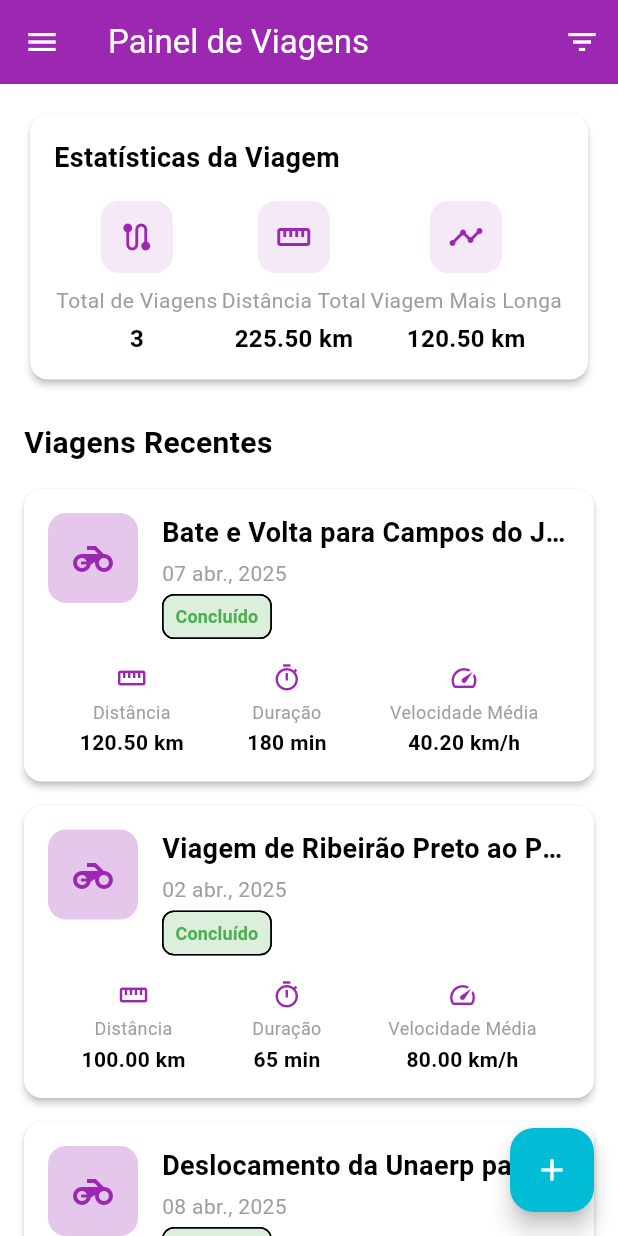
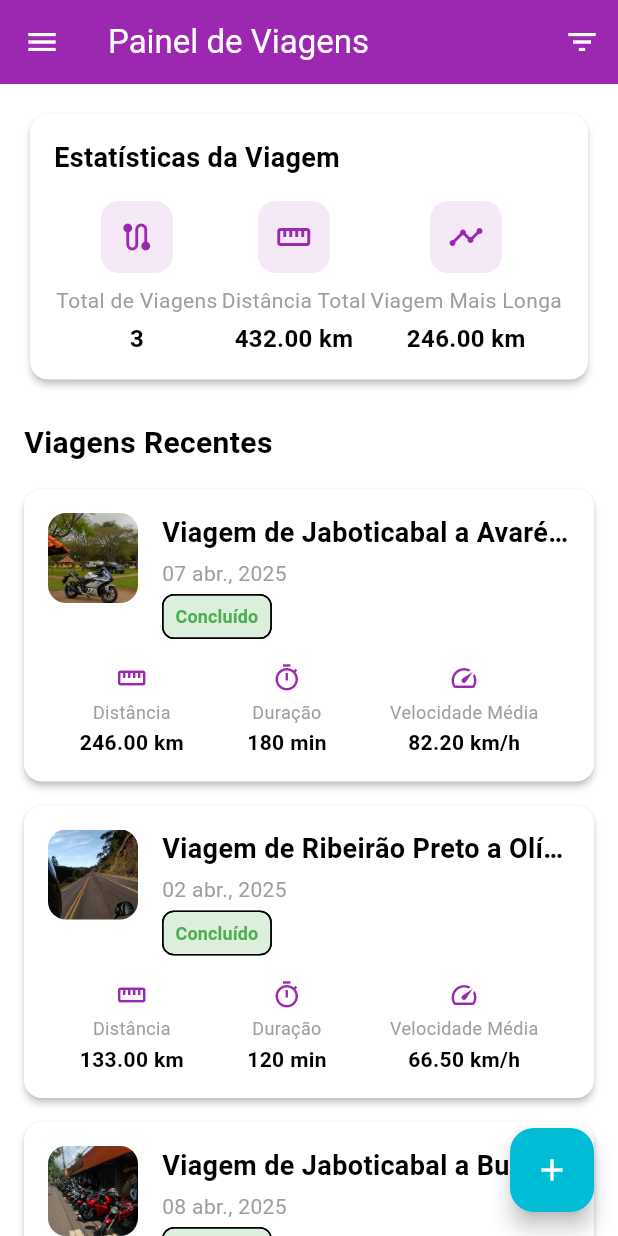
Before and after one commit to anaclacp/parcial-flutter-ver2, a Flutter app: the TripDashboardPage screen opened by its route, on a phone screen of 412 x 824 dp. Run offline on Flutter 3.47's test engine with Material 3 defaults, Android fonts, the phone set to English and light mode, and no system bars; our stand-ins replace equatable, flutter_bloc, get_it.

Commit message:
ultimo commit para postagem do aplicativo

```diff
--- a/lib/domain/entities/trip.dart
+++ b/lib/domain/entities/trip.dart
@@ -9,6 +9,7 @@ class Trip {
   final double? maxSpeed;
   final String? notes;
   final List<String>? photoIds;
+  final String? coverPhotoUrl;
 
   Trip({
     this.id,
@@ -21,6 +22,7 @@ class Trip {
     this.maxSpeed,
     this.notes,
     this.photoIds,
+    this.coverPhotoUrl,
   });
 
   Trip copyWith({
@@ -33,6 +35,7 @@ class Trip {
     double? averageSpeed,
     double? maxSpeed,
     String? notes,
+    String? coverPhotoUrl,
     List<String>? photoIds,
   }) {
     return Trip(
@@ -46,6 +49,7 @@ class Trip {
       maxSpeed: maxSpeed ?? this.maxSpeed,
       notes: notes ?? this.notes,
       photoIds: photoIds ?? this.photoIds,
+      coverPhotoUrl: coverPhotoUrl ?? this.coverPhotoUrl,
     );
   }
 }
--- a/lib/presentation/bloc/trip/trip_bloc.dart
+++ b/lib/presentation/bloc/trip/trip_bloc.dart
@@ -19,6 +19,7 @@ class TripBloc extends Bloc<TripEvent, TripState> {
       averageSpeed: 82.2,
       maxSpeed: 110.0,
       notes: 'Viagem de Jaboticabal a Avaré com destino ao Camping Municipal às margens da Represa de Jurumirim. Percurso tranquilo com belas paisagens e oportunidade para atividades aquáticas.',
+      coverPhotoUrl: 'assets/images/camping-avare.png',
     ),
     Trip(
       id: '2',
@@ -30,6 +31,7 @@ class TripBloc extends Bloc<TripEvent, TripState> {
       averageSpeed: 66.5,
       maxSpeed: 100.0,
       notes: 'Viagem de Ribeirão Preto a Olímpia para aproveitar um dia no Thermas dos Laranjais, com diversas atrações aquáticas e águas termais.',
+      coverPhotoUrl: 'assets/images/thermas.png',
     ),
     Trip(
       id: '3',
@@ -41,6 +43,7 @@ class TripBloc extends Bloc<TripEvent, TripState> {
       averageSpeed: 90.0,
       maxSpeed: 130.0,
       notes: 'Viagem de Jaboticabal a Bueno de Andrada para degustar as famosas coxinhas da região, conhecidas por seu sabor e tradição.',
+      coverPhotoUrl: 'assets/images/bueno-de-andrada.png',
     ),
   ];
 
--- a/lib/presentation/pages/auth/login_page.dart
+++ b/lib/presentation/pages/auth/login_page.dart
@@ -38,17 +38,14 @@ class _LoginPageState extends State<LoginPage> {
         _isLoading = true;
       });
 
-      // Simula a chamada da API
       Future.delayed(const Duration(seconds: 2), () {
 
-        // +++ ADICIONE A VERIFICAÇÃO 'mounted' AQUI +++
         if (mounted) {
-          // Para o loading (agora seguro)
+
           setState(() {
             _isLoading = false;
           });
 
-          // Navega para a home (agora seguro)
           Navigator.of(context).pushReplacementNamed('/início');
         }
       });
--- a/lib/presentation/pages/trips/trip_dashboard_page.dart
+++ b/lib/presentation/pages/trips/trip_dashboard_page.dart
@@ -1,9 +1,12 @@
 import 'package:flutter/material.dart';
+import 'package:flutter_bloc/flutter_bloc.dart';
 import '../../../core/constants/app_colors.dart';
-import '../../../domain/entities/trip.dart';
+import '../../bloc/trip/trip_bloc.dart';
+import '../../bloc/trip/trip_event.dart';
+import '../../bloc/trip/trip_state.dart';
+import '../../widgets/common/loading_indicator.dart'; // Ajuste o caminho se necessário
 import '../../widgets/trip/trip_card.dart';
 import '../../widgets/trip/trip_stats_widget.dart';
-
 
 class TripDashboardPage extends StatefulWidget {
   const TripDashboardPage({super.key});
@@ -13,42 +16,6 @@ class TripDashboardPage extends StatefulWidget {
 }
 
 class _TripDashboardPageState extends State<TripDashboardPage> {
-  final List<Trip> _trips = [
-    Trip(
-      id: '1',
-      title: 'Bate e Volta para Campos do Jordão',
-      startTime: DateTime.now().subtract(const Duration(days: 2)),
-      endTime: DateTime.now().subtract(const Duration(days: 2, hours: 3)),
-      distance: 120.5,
-      duration: 180,
-      averageSpeed: 40.2,
-      maxSpeed: 65.8,
-      notes: 'Viagem tranquila pela serra, com paradas para fotos e um café colonial.',
-    ),
-    Trip(
-      id: '2',
-      title: 'Viagem de Ribeirão Preto ao Posto Castelo em São Carlos',
-      startTime: DateTime.now().subtract(const Duration(days: 7)),
-      endTime: DateTime.now().subtract(const Duration(days: 7, hours: 5)),
-      distance: 100.0,
-      duration: 65,
-      averageSpeed: 80.0,
-      maxSpeed: 140.0,
-      notes: 'Deslocamento pela Rodovia Washington Luís até o tradicional Castelo Restaurante & Grill para um café especial.',
-    ),
-    Trip(
-      id: '3',
-      title: 'Deslocamento da Unaerp para a Citel',
-      startTime: DateTime.now().subtract(const Duration(days: 1)),
-      endTime: DateTime.now().subtract(const Duration(days: 1, minutes: 45)),
-      distance: 5.0,
-      duration: 8,
-      averageSpeed: 40.0,
-      maxSpeed: 100.0,
-      notes: 'Deslocamento urbano com tráfego leve. Percurso pela av. Maurilio Biagi de Ribeirão Preto.',
-    ),
-  ];
-
   String? _profileImagePath;
   String _motoModel = 'R3 2026';
   String _motoColor = 'Branca';
@@ -57,9 +24,15 @@ class _TripDashboardPageState extends State<TripDashboardPage> {
   void initState() {
     super.initState();
     _profileImagePath = 'assets/images/ana_foto_perfil.jpg';
+
+    // Disparar o evento para carregar as viagens do BLoC após o primeiro frame
+    WidgetsBinding.instance.addPostFrameCallback((_) {
+        if (mounted) {
+             context.read<TripBloc>().add(LoadTripsEvent());
+        }
+    });
   }
 
-  // --- Método Build Principal ---
   @override
   Widget build(BuildContext context) {
     return Scaffold(
@@ -77,81 +50,25 @@ class _TripDashboardPageState extends State<TripDashboardPage> {
           ),
         ],
       ),
-      drawer: _buildDrawer(), // Chama a construção do Drawer
-      body: RefreshIndicator(
-        onRefresh: () async {
-          // Simula um refresh
-          await Future.delayed(const Duration(seconds: 1));
-          if (mounted) {
-            setState(() {
-              // Lógica de refresh (se buscar dados reais) iria aqui
-            });
-            ScaffoldMessenger.of(this.context).showSnackBar(
-              const SnackBar(content: Text('Dados atualizados!')),
-            );
-          }
+      drawer: _buildDrawer(),
+      body: BlocBuilder<TripBloc, TripState>(
+        builder: (context, state) {
+          // O RefreshIndicator agora envolve o _buildBodyContent
+          return RefreshIndicator(
+            onRefresh: () async {
+              context.read<TripBloc>().add(LoadTripsEvent());
+               // Espera o próximo estado que não seja loading
+               await context.read<TripBloc>().stream.firstWhere(
+                    (nextState) => nextState is! TripLoading,
+               );
+            },
+            child: _buildBodyContent(context, state), // Chama o método auxiliar corrigido
+          );
         },
-        child: SingleChildScrollView(
-          physics: const AlwaysScrollableScrollPhysics(),
-          padding: const EdgeInsets.all(16),
-          child: Column(
-            crossAxisAlignment: CrossAxisAlignment.start,
-            children: [
-              // Widget de Estatísticas
-              TripStatsWidget(
-                totalTrips: _trips.length,
-                totalDistance: _trips.fold(
-                  0.0,
-                  (sum, trip) => sum + (trip.distance ?? 0),
-                ),
-                longestTrip: _trips.fold(
-                  0.0,
-                  (max, trip) => trip.distance != null && trip.distance! > max
-                      ? trip.distance!
-                      : max,
-                ),
-              ),
-              const SizedBox(height: 24),
-
-              // Título "Viagens Recentes"
-              const Text(
-                'Viagens Recentes',
-                style: TextStyle(
-                  fontSize: 20,
-                  fontWeight: FontWeight.bold,
-                  color: AppColors.darkGray,
-                ),
-              ),
-              const SizedBox(height: 16),
-
-              // Lista de Viagens ou Estado Vazio
-              _trips.isEmpty
-                  ? _buildEmptyState()
-                  : ListView.builder(
-                      shrinkWrap: true,
-                      physics: const NeverScrollableScrollPhysics(),
-                      itemCount: _trips.length,
-                      itemBuilder: (context, index) {
-                        final trip = _trips[index];
-                        return TripCard(
-                          trip: trip,
-                          onTap: () {
-                            Navigator.of(context).pushNamed(
-                              '/viagem/detalhe',
-                              arguments: trip,
-                            );
-                          },
-                        );
-                      },
-                    ),
-            ],
-          ),
-        ),
       ),
-      // Botão Flutuante para Adicionar Viagem
       floatingActionButton: FloatingActionButton(
         onPressed: () {
-          Navigator.of(context).pushNamed('/trip/create');
+          Navigator.of(context).pushNamed('/trip/create'); // CONFIRME ROTA
         },
         tooltip: 'Adicionar Nova Viagem',
         backgroundColor: AppColors.accentColor,
@@ -160,10 +77,87 @@ class _TripDashboardPageState extends State<TripDashboardPage> {
     );
   }
 
+  // -- Método auxiliar para construir o corpo baseado no estado do BLoC (CORRIGIDO) --
+  Widget _buildBodyContent(BuildContext context, TripState state) {
+    // 1. Tratar o Estado de Erro Primeiro
+    if (state is TripError) {
+      return Center( // Envolve com Center para ocupar espaço e permitir scroll do RefreshIndicator
+         child: SingleChildScrollView( // Permite scroll se o erro for grande
+           physics: const AlwaysScrollableScrollPhysics(), // Garante que o refresh funcione
+           child: Padding(
+             padding: const EdgeInsets.all(16.0),
+             child: Column(
+               mainAxisAlignment: MainAxisAlignment.center,
+               children: [
+                 const Icon(Icons.error_outline, color: AppColors.error, size: 60),
+                 const SizedBox(height: 16),
+                 Text(
+                   'Erro ao carregar viagens:\n${state.message}',
+                   textAlign: TextAlign.center,
+                   style: const TextStyle(color: AppColors.darkGray, fontSize: 16),
+                 ),
+                  const SizedBox(height: 16),
+                  ElevatedButton(
+                    onPressed: () => context.read<TripBloc>().add(LoadTripsEvent()),
+                    child: const Text('Tentar Novamente'),
+                  )
+               ],
+             ),
+           ),
+         ),
+       );
+    }
+
+    // 2. Tratar o Estado Carregado (SUCESSO)
+    if (state is TripsLoaded) {
+      final trips = state.trips;
+
+      // A estrutura principal com SingleChildScrollView permite o RefreshIndicator funcionar
+      return SingleChildScrollView(
+        physics: const AlwaysScrollableScrollPhysics(),
+        padding: const EdgeInsets.all(16),
+        child: Column(
+          crossAxisAlignment: CrossAxisAlignment.start,
+          children: [
+            TripStatsWidget(
+              totalTrips: trips.length,
+              totalDistance: trips.fold(0.0,(sum, trip) => sum + (trip.distance ?? 0)),
+              longestTrip: trips.fold(0.0,(max, trip) => trip.distance != null && trip.distance! > max ? trip.distance! : max),
+            ),
+            const SizedBox(height: 24),
+            const Text('Viagens Recentes', style: TextStyle(fontSize: 20, fontWeight: FontWeight.bold, color: AppColors.darkGray)),
+            const SizedBox(height: 16),
+            trips.isEmpty
+                ? _buildEmptyState()
+                : ListView.builder(
+                    shrinkWrap: true,
+                    physics: const NeverScrollableScrollPhysics(),
+                    itemCount: trips.length,
+                    itemBuilder: (context, index) {
+                      final trip = trips[index];
+                      return TripCard(
+                        trip: trip,
+                        onTap: () {
+                          Navigator.of(context).pushNamed('/viagem/detalhe', arguments: trip); // CONFIRME ROTA
+                        },
+                      );
+                    },
+                  ),
+          ],
+        ),
+      );
+    }
+
+    // 3. Tratar o Estado de Carregamento ou Inicial
+    // Mostra o indicador centralizado. O RefreshIndicator também terá seu próprio spinner ao puxar.
+    return const Center(child: LoadingIndicator(message: 'Carregando viagens...'));
+  }
+
   Widget _buildEmptyState() {
+    // Adicionado Center para garantir que o RefreshIndicator tenha um child com tamanho
     return Center(
       child: Padding(
-        padding: const EdgeInsets.symmetric(horizontal: 16.0),
+        padding: const EdgeInsets.symmetric(horizontal: 16.0, vertical: 40.0),
         child: Column(
           mainAxisAlignment: MainAxisAlignment.center,
           children: [
@@ -281,7 +275,7 @@ class _TripDashboardPageState extends State<TripDashboardPage> {
                           ],
                         ),
                       ),
-                      // Botão editar dados da moto
+
                       InkWell(
                         onTap: _showEditMotoDialog,
                         child: Padding(
@@ -361,7 +355,7 @@ class _TripDashboardPageState extends State<TripDashboardPage> {
             title: const Text('Sair'),
             onTap: () {
               Navigator.pop(context);
-              Navigator.pushReplacementNamed(context, '/login'); // CONFIRME ROTA
+              Navigator.pushNamedAndRemoveUntil(context, '/login', (Route<dynamic> route) => false); // CONFIRME ROTA
             },
           ),
         ],
@@ -369,20 +363,17 @@ class _TripDashboardPageState extends State<TripDashboardPage> {
     );
   }
 
-  // --- Função para "Selecionar" Imagem (Simulação) ---
   Future<void> _selectProfileImage() async {
-    final exampleImages = [
-      // SUBSTITUA PELOS CAMINHOS REAIS DOS SEUS ASSETS!
+     final exampleImages = [
       'assets/images/ana_foto_perfil.jpg',
-      'assets/images/moto_exemplo_1.png',
-      'assets/images/moto_exemplo_2.jpg',
+      'assets/fixed_photos/moto_exemplo_1.jpg',
+      'assets/fixed_photos/moto_exemplo_2.jpg',
     ];
-    final randomIndex = DateTime.now().millisecond % exampleImages.length;
-    final selectedPath = exampleImages[randomIndex];
-
-    print('Imagem selecionada (simulado): $selectedPath');
+    final currentIndex = _profileImagePath != null ? exampleImages.indexOf(_profileImagePath!) : -1;
+    final nextIndex = (currentIndex + 1) % exampleImages.length;
+    final selectedPath = exampleImages[nextIndex];
+    print('Imagem de perfil selecionada (simulado): $selectedPath');
     setState(() { _profileImagePath = selectedPath; });
-
     if (mounted) {
       ScaffoldMessenger.of(context).showSnackBar(
         const SnackBar(content: Text('Foto de perfil atualizada (simulado)!')),
@@ -390,7 +381,6 @@ class _TripDashboardPageState extends State<TripDashboardPage> {
     }
   }
 
-  // --- Função para Editar Dados da Moto ---
   void _showEditMotoDialog() {
     final modelController = TextEditingController(text: _motoModel);
     final colorController = TextEditingController(text: _motoColor);
@@ -417,6 +407,9 @@ class _TripDashboardPageState extends State<TripDashboardPage> {
                   _motoColor = colorController.text;
                 });
                 Navigator.pop(dialogContext);
+                 ScaffoldMessenger.of(context).showSnackBar(
+                   const SnackBar(content: Text('Dados da moto atualizados (localmente)!')),
+                 );
               },
               child: const Text('Salvar'),
             ),
--- a/lib/presentation/widgets/trip/trip_card.dart
+++ b/lib/presentation/widgets/trip/trip_card.dart
@@ -30,17 +30,37 @@ class TripCard extends StatelessWidget {
               Row(
                 crossAxisAlignment: CrossAxisAlignment.start,
                 children: [
-                  Container(
-                    width: 60,
-                    height: 60,
-                    decoration: BoxDecoration(
-                      color: AppColors.primaryColor.withOpacity(0.26),
-                      borderRadius: BorderRadius.circular(12),
-                    ),
-                    child: const Icon(
-                      Icons.motorcycle,
-                      color: AppColors.primaryColor,
-                      size: 32,
+                  ClipRRect( // Adiciona ClipRRect para aplicar o borderRadius à imagem
+                    borderRadius: BorderRadius.circular(12),
+                    child: Container(
+                      width: 60,
+                      height: 60,
+                      // Mantém a cor de fundo para casos de erro ou ausência de imagem
+                      color: AppColors.primaryColor.withOpacity(0.1), // Talvez um pouco mais sutil
+                      child: trip.coverPhotoUrl != null && trip.coverPhotoUrl!.isNotEmpty
+                          ? Image.asset( // <<< USA Image.asset PORQUE SEU EXEMPLO USA CAMINHOS DE ASSET
+                              trip.coverPhotoUrl!,
+                              fit: BoxFit.cover, // Para preencher o container
+                              errorBuilder: (context, error, stackTrace) {
+                                // É útil logar o erro para debug
+                                print("Erro ao carregar asset da capa no card: ${trip.coverPhotoUrl} - $error");
+                                // Retorna um ícone indicando erro ao carregar o asset
+                                return const Center(
+                                  child: Icon(
+                                    Icons.broken_image_outlined, // Ou Icons.image_not_supported
+                                    color: AppColors.mediumGray,
+                                    size: 32,
+                                  ),
+                                );
+                              },
+                            )
+                          : const Center( // <<< Fallback: Se não houver URL, mostra o ícone original
+                              child: Icon(
+                                Icons.motorcycle, // Ícone padrão
+                                color: AppColors.primaryColor,
+                                size: 32,
+                              ),
+                            ),
                     ),
                   ),
                   const SizedBox(width: 16),
```
Also changed, not shown: assets/images/bueno-de-andrada.png (added), assets/images/campos-de-jordao.jpg (added), assets/images/thermas.png (added).
